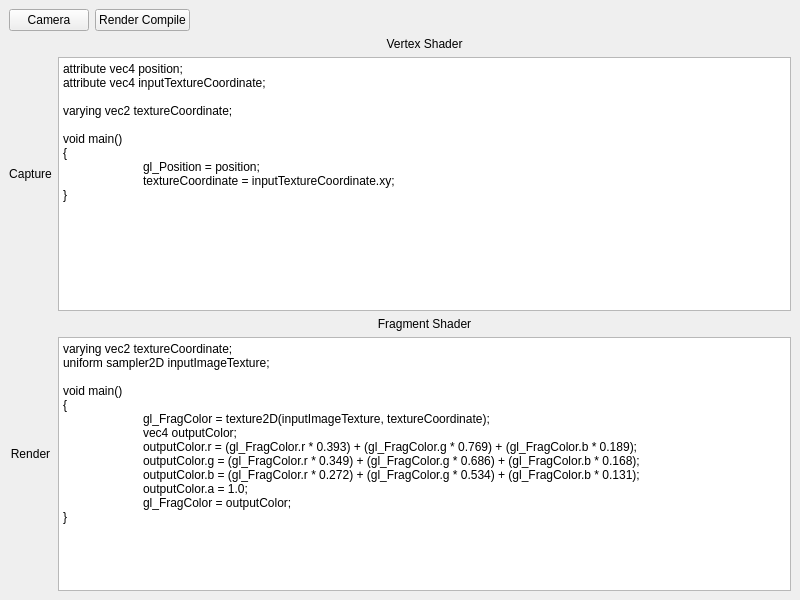
Before: the Qt Designer form ShaderEye/MainWindow.ui in MediaEyeEngineers/ShaderEye, drawn with Qt 5.
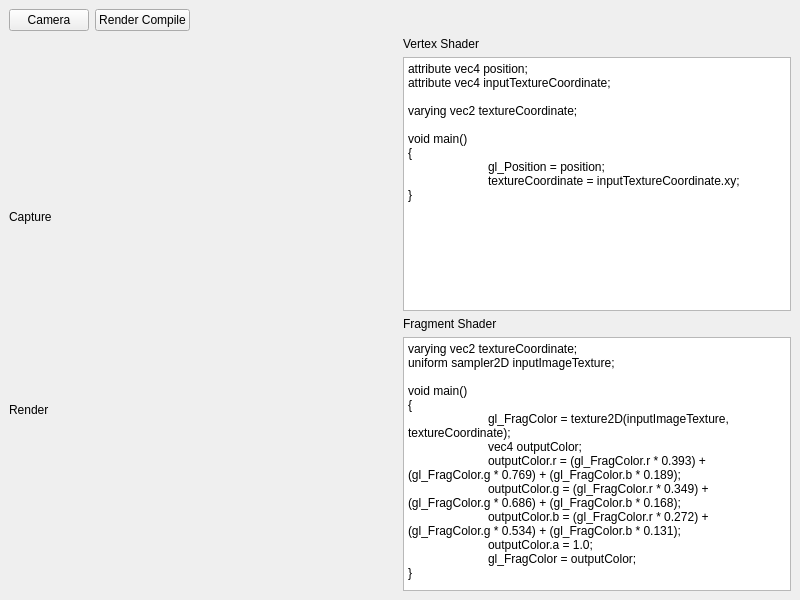
After: the same form once the commit is applied.

What changed in the file:
```diff
--- a/ShaderEye/MainWindow.ui
+++ b/ShaderEye/MainWindow.ui
@@ -74,11 +74,17 @@
            <layout class="QVBoxLayout" name="beforeglLayout">
             <item>
              <widget class="QLabel" name="label_3">
+              <property name="sizePolicy">
+               <sizepolicy hsizetype="Preferred" vsizetype="Fixed">
+                <horstretch>0</horstretch>
+                <verstretch>0</verstretch>
+               </sizepolicy>
+              </property>
               <property name="text">
                <string>Capture</string>
               </property>
               <property name="alignment">
-               <set>Qt::AlignCenter</set>
+               <set>Qt::AlignLeading|Qt::AlignLeft|Qt::AlignVCenter</set>
               </property>
              </widget>
             </item>
@@ -91,11 +97,17 @@
            <layout class="QVBoxLayout" name="afterglLayout_2">
             <item>
              <widget class="QLabel" name="label_4">
+              <property name="sizePolicy">
+               <sizepolicy hsizetype="Preferred" vsizetype="Fixed">
+                <horstretch>0</horstretch>
+                <verstretch>0</verstretch>
+               </sizepolicy>
+              </property>
               <property name="text">
                <string>Render</string>
               </property>
               <property name="alignment">
-               <set>Qt::AlignCenter</set>
+               <set>Qt::AlignLeading|Qt::AlignLeft|Qt::AlignVCenter</set>
               </property>
              </widget>
             </item>
@@ -116,12 +128,18 @@
                <string>Vertex Shader</string>
               </property>
               <property name="alignment">
-               <set>Qt::AlignCenter</set>
+               <set>Qt::AlignLeading|Qt::AlignLeft|Qt::AlignVCenter</set>
               </property>
              </widget>
             </item>
             <item>
              <widget class="QPlainTextEdit" name="VertexText">
+              <property name="sizePolicy">
+               <sizepolicy hsizetype="Preferred" vsizetype="Expanding">
+                <horstretch>0</horstretch>
+                <verstretch>0</verstretch>
+               </sizepolicy>
+              </property>
               <property name="plainText">
                <string>attribute vec4 position;
 attribute vec4 inputTextureCoordinate;
@@ -147,12 +165,18 @@
                <string>Fragment Shader</string>
               </property>
               <property name="alignment">
-               <set>Qt::AlignCenter</set>
+               <set>Qt::AlignLeading|Qt::AlignLeft|Qt::AlignVCenter</set>
               </property>
              </widget>
             </item>
             <item>
              <widget class="QPlainTextEdit" name="FragText">
+              <property name="sizePolicy">
+               <sizepolicy hsizetype="Preferred" vsizetype="Expanding">
+                <horstretch>0</horstretch>
+                <verstretch>0</verstretch>
+               </sizepolicy>
+              </property>
               <property name="plainText">
                <string>varying vec2 textureCoordinate;
 uniform sampler2D inputImageTexture;
```
Left out of the diff: 9 changed lines with no effect on the pictures.
